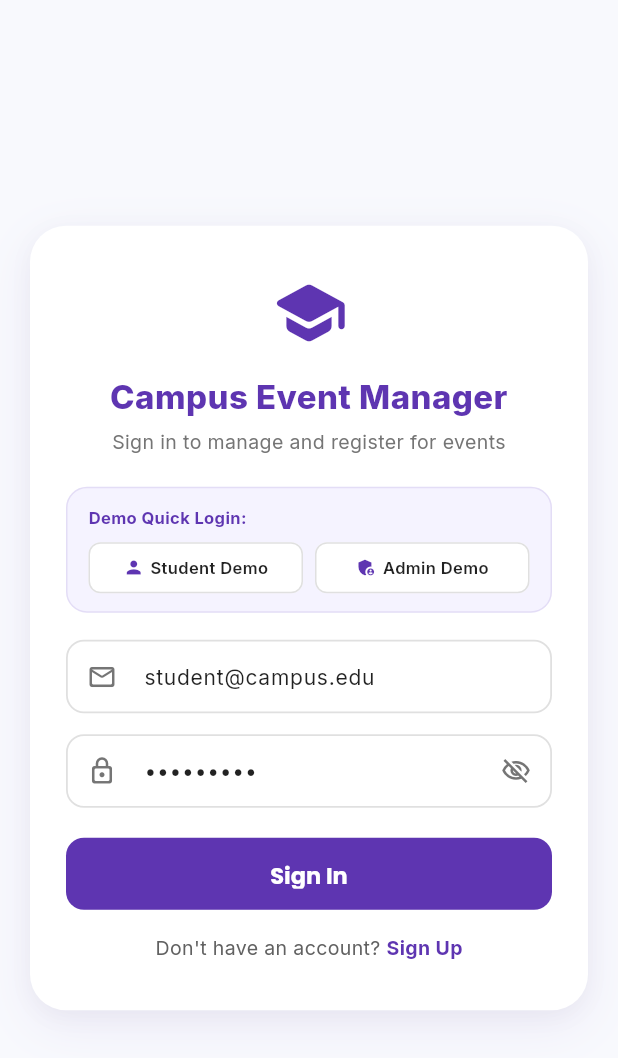
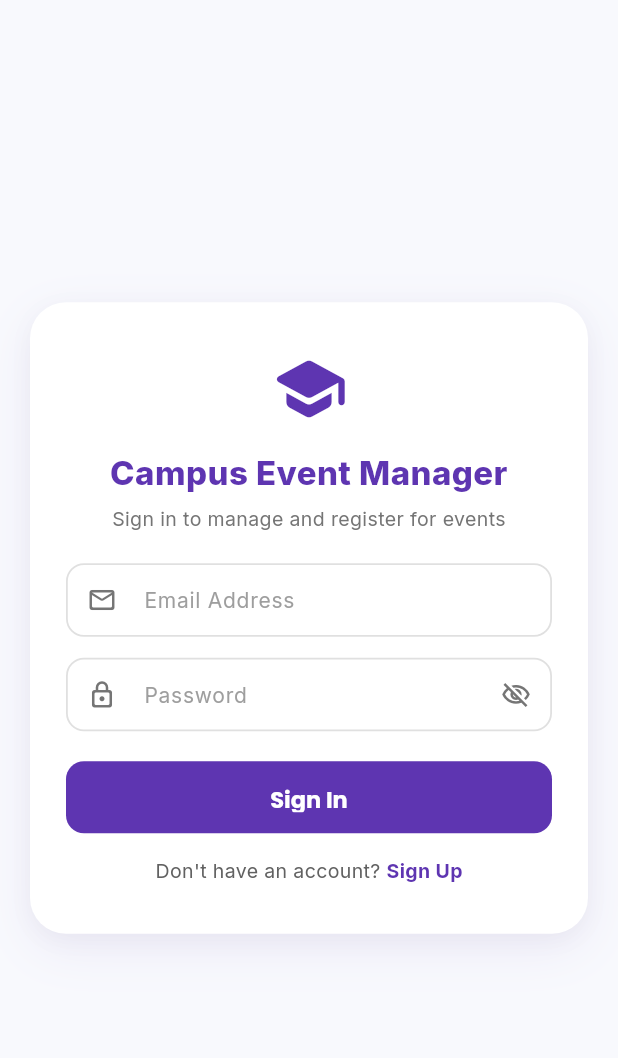
Before and after one commit to govindsharma2006-tech/campus-event-manager, a Flutter app: the screen it shows after launch, on a phone screen of 412 x 824 dp. Shown: the top 1058 px of the screen. Run offline on Flutter 3.47's test engine with Material 3 defaults, Android fonts, the phone set to English and light mode, and no system bars; our stand-ins replace fl_chart, google_fonts, qr_flutter, shared_preferences; accounts and stored records are empty.

Commit message:
fix: proper authentication - signup required before signin, remove demo login, SHA-256 password hashing, duplicate email check, confirm password field

```diff
--- a/lib/screens/auth_screen.dart
+++ b/lib/screens/auth_screen.dart
@@ -17,17 +17,18 @@ class _AuthScreenState extends State<AuthScreen> {
 
   // Controllers
   final _formKey = GlobalKey<FormState>();
-  final _emailController = TextEditingController(text: 'student@campus.edu');
-  final _passwordController = TextEditingController(text: 'campus123');
+  final _emailController = TextEditingController();
+  final _passwordController = TextEditingController();
+  final _confirmPasswordController = TextEditingController();
   final _nameController = TextEditingController();
   final _rollController = TextEditingController();
 
   bool _obscurePassword = true;
+  bool _obscureConfirmPassword = true;
   String _selectedRole = 'student'; // 'student' or 'coordinator'
 
   // Primary Theme Purple from screenshot
   static const Color _primaryPurple = Color(0xFF5E35B1); // Deep Purple
-  static const Color _lightPurpleBg = Color(0xFFF5F3FF); // Lavender light bg
 
   @override
   void initState() {
@@ -39,6 +40,7 @@ class _AuthScreenState extends State<AuthScreen> {
   void dispose() {
     _emailController.dispose();
     _passwordController.dispose();
+    _confirmPasswordController.dispose();
     _nameController.dispose();
     _rollController.dispose();
     super.dispose();
@@ -50,10 +52,16 @@ class _AuthScreenState extends State<AuthScreen> {
     final auth = Provider.of<AuthProvider>(context, listen: false);
 
     if (_isSignUp) {
+      // Check confirm password match
+      if (_passwordController.text != _confirmPasswordController.text) {
+        _showError('Passwords do not match.');
+        return;
+      }
+
       final success = await auth.register(
         name: _nameController.text.trim(),
         email: _emailController.text.trim(),
-        rollNo: _rollController.text.trim().isEmpty ? '23CSB1042' : _rollController.text.trim(),
+        rollNo: _rollController.text.trim(),
         department: 'Computer Science & Engineering',
         semester: '6th Semester',
         phone: '+91 98765 43210',
@@ -63,6 +71,7 @@ class _AuthScreenState extends State<AuthScreen> {
 
       if (!mounted) return;
       if (success) {
+        _showSuccess('Account created successfully! Welcome!');
         Navigator.pushReplacement(
           context,
           MaterialPageRoute(builder: (_) => const MainNavScreen()),
@@ -88,26 +97,38 @@ class _AuthScreenState extends State<AuthScreen> {
     }
   }
 
-  void _handleQuickDemo(bool isCoordinator) async {
-    final auth = Provider.of<AuthProvider>(context, listen: false);
-    if (isCoordinator) {
-      await auth.demoLoginAsCoordinator();
-    } else {
-      await auth.demoLoginAsStudent();
-    }
-    if (!mounted) return;
-    Navigator.pushReplacement(
-      context,
-      MaterialPageRoute(builder: (_) => const MainNavScreen()),
+  void _showError(String message) {
+    ScaffoldMessenger.of(context).showSnackBar(
+      SnackBar(
+        content: Row(
+          children: [
+            const Icon(Icons.error_outline, color: Colors.white, size: 20),
+            const SizedBox(width: 8),
+            Expanded(child: Text(message)),
+          ],
+        ),
+        backgroundColor: Colors.red.shade700,
+        behavior: SnackBarBehavior.floating,
+        shape: RoundedRectangleBorder(borderRadius: BorderRadius.circular(10)),
+        margin: const EdgeInsets.all(16),
+      ),
     );
   }
 
-  void _showError(String message) {
+  void _showSuccess(String message) {
     ScaffoldMessenger.of(context).showSnackBar(
       SnackBar(
-        content: Text(message),
-        backgroundColor: Colors.red.shade700,
+        content: Row(
+          children: [
+            const Icon(Icons.check_circle_outline, color: Colors.white, size: 20),
+            const SizedBox(width: 8),
+            Expanded(child: Text(message)),
+          ],
+        ),
+        backgroundColor: Colors.green.shade700,
         behavior: SnackBarBehavior.floating,
+        shape: RoundedRectangleBorder(borderRadius: BorderRadius.circular(10)),
+        margin: const EdgeInsets.all(16),
       ),
     );
   }
@@ -181,103 +202,6 @@ class _AuthScreenState extends State<AuthScreen> {
                       ),
                       const SizedBox(height: 20),
 
-                      // Demo Quick Login Box (From Screenshot)
-                      if (!_isSignUp) ...[
-                        Container(
-                          width: double.infinity,
-                          padding: const EdgeInsets.symmetric(horizontal: 14, vertical: 12),
-                          decoration: BoxDecoration(
-                            color: _lightPurpleBg,
-                            borderRadius: BorderRadius.circular(14),
-                            border: Border.all(color: _primaryPurple.withAlpha(30)),
-                          ),
-                          child: Column(
-                            crossAxisAlignment: CrossAxisAlignment.start,
-                            children: [
-                              const Text(
-                                'Demo Quick Login:',
-                                style: TextStyle(
-                                  fontSize: 11,
-                                  fontWeight: FontWeight.bold,
-                                  color: _primaryPurple,
-                                ),
-                              ),
-                              const SizedBox(height: 8),
-                              Row(
-                                children: [
-                                  Expanded(
-                                    child: Material(
-                                      color: Colors.white,
-                                      borderRadius: BorderRadius.circular(8),
-                                      child: InkWell(
-                                        borderRadius: BorderRadius.circular(8),
-                                        onTap: () => _handleQuickDemo(false),
-                                        child: Container(
-                                          padding: const EdgeInsets.symmetric(vertical: 8),
-                                          decoration: BoxDecoration(
-                                            borderRadius: BorderRadius.circular(8),
-                                            border: Border.all(color: Colors.grey.shade300),
-                                          ),
-                                          child: Row(
-                                            mainAxisAlignment: MainAxisAlignment.center,
-                                            children: const [
-                                              Icon(Icons.person, size: 14, color: _primaryPurple),
-                                              SizedBox(width: 4),
-                                              Text(
-                                                'Student Demo',
-                                                style: TextStyle(
-                                                  fontSize: 11,
-                                                  fontWeight: FontWeight.w600,
-                                                  color: Colors.black87,
-                                                ),
-                                              ),
-                                            ],
-                                          ),
-                                        ),
-                                      ),
-                                    ),
-                                  ),
-                                  const SizedBox(width: 8),
-                                  Expanded(
-                                    child: Material(
-                                      color: Colors.white,
-                                      borderRadius: BorderRadius.circular(8),
-                                      child: InkWell(
-                                        borderRadius: BorderRadius.circular(8),
-                                        onTap: () => _handleQuickDemo(true),
-                                        child: Container(
-                                          padding: const EdgeInsets.symmetric(vertical: 8),
-                                          decoration: BoxDecoration(
-                                            borderRadius: BorderRadius.circular(8),
-                                            border: Border.all(color: Colors.grey.shade300),
-                                          ),
-                                          child: Row(
-                                            mainAxisAlignment: MainAxisAlignment.center,
-                                            children: const [
-                                              Icon(Icons.admin_panel_settings, size: 14, color: _primaryPurple),
-                                              SizedBox(width: 4),
-                                              Text(
-                                                'Admin Demo',
-                                                style: TextStyle(
-                                                  fontSize: 11,
-                                                  fontWeight: FontWeight.w600,
-                                                  color: Colors.black87,
-                                                ),
-                                              ),
-                                            ],
-                                          ),
-                                        ),
-                                      ),
-                                    ),
-                                  ),
-                                ],
-                              ),
-                            ],
-                          ),
-                        ),
-                        const SizedBox(height: 18),
-                      ],
-
                       // Sign Up extra fields
                       if (_isSignUp) ...[
                         _buildInputField(
@@ -336,7 +260,9 @@ class _AuthScreenState extends State<AuthScreen> {
                         keyboardType: TextInputType.emailAddress,
                         validator: (v) {
                           if (v == null || v.trim().isEmpty) return 'Please enter your email';
-                          if (!v.contains('@')) return 'Enter a valid email address';
+                          if (!RegExp(r'^[a-zA-Z0-9._%+-]+@[a-zA-Z0-9.-]+\.[a-zA-Z]{2,}$').hasMatch(v.trim())) {
+                            return 'Enter a valid email address';
+                          }
                           return null;
                         },
                       ),
@@ -361,6 +287,30 @@ class _AuthScreenState extends State<AuthScreen> {
                           return null;
                         },
                       ),
+
+                      // Confirm Password Field (only for Sign Up)
+                      if (_isSignUp) ...[
+                        const SizedBox(height: 14),
+                        _buildInputField(
+                          controller: _confirmPasswordController,
+                          hintText: 'Confirm Password',
+                          prefixIcon: Icons.lock_outline_rounded,
+                          obscureText: _obscureConfirmPassword,
+                          suffixIcon: IconButton(
+                            icon: Icon(
+                              _obscureConfirmPassword ? Icons.visibility_off_outlined : Icons.visibility_outlined,
+                              size: 20,
+                              color: Colors.grey.shade600,
+                            ),
+                            onPressed: () => setState(() => _obscureConfirmPassword = !_obscureConfirmPassword),
+                          ),
+                          validator: (v) {
+                            if (v == null || v.isEmpty) return 'Please confirm your password';
+                            if (v != _passwordController.text) return 'Passwords do not match';
+                            return null;
+                          },
+                        ),
+                      ],
                       const SizedBox(height: 20),
 
                       // Sign In / Sign Up Purple Button
@@ -414,6 +364,9 @@ class _AuthScreenState extends State<AuthScreen> {
                               setState(() {
                                 _isSignUp = !_isSignUp;
                                 _formKey.currentState?.reset();
+                                // Clear fields when switching
+                                _passwordController.clear();
+                                _confirmPasswordController.clear();
                               });
                             },
                             child: Text(
--- a/lib/services/storage_service.dart
+++ b/lib/services/storage_service.dart
@@ -1,4 +1,5 @@
 import 'dart:convert';
+import 'package:crypto/crypto.dart';
 import 'package:shared_preferences/shared_preferences.dart';
 import '../models/event_model.dart';
 import '../models/registration_model.dart';
@@ -12,6 +13,7 @@ class StorageService {
   static const String _keyCustomEvents = 'campus_custom_events';
   static const String _keyRegistrations = 'campus_user_registrations';
   static const String _keyBookmarks = 'campus_bookmarks';
+  static const String _keyRegisteredUsers = 'campus_registered_users';
 
   final SharedPreferences _prefs;
 
@@ -20,6 +22,72 @@ class StorageService {
   static Future<StorageService> init() async {
     final prefs = await SharedPreferences.getInstance();
     return StorageService(prefs);
+  }
+
+  // --- Password Hashing ---
+  String _hashPassword(String password) {
+    final bytes = utf8.encode(password);
+    return sha256.convert(bytes).toString();
+  }
+
+  // --- Registered Users Database ---
+  /// Returns map of email -> { userData, passwordHash }
+  Map<String, dynamic> _getRegisteredUsersMap() {
+    final usersJson = _prefs.getString(_keyRegisteredUsers);
+    if (usersJson == null) return {};
+    try {
+      return Map<String, dynamic>.from(json.decode(usersJson));
+    } catch (e) {
+      return {};
+    }
+  }
+
+  Future<void> _saveRegisteredUsersMap(Map<String, dynamic> usersMap) async {
+    await _prefs.setString(_keyRegisteredUsers, json.encode(usersMap));
+  }
+
+  /// Check if a user with this email is already registered
+  bool isEmailRegistered(String email) {
+    final users = _getRegisteredUsersMap();
+    return users.containsKey(email.toLowerCase().trim());
+  }
+
+  /// Register a new user with email & hashed password
+  Future<bool> registerUser(UserModel user, String password) async {
+    final users = _getRegisteredUsersMap();
+    final emailKey = user.email.toLowerCase().trim();
+
+    if (users.containsKey(emailKey)) {
+      return false; // Already registered
+    }
+
+    users[emailKey] = {
+      'userData': user.toMap(),
+      'passwordHash': _hashPassword(password),
+    };
+
+    await _saveRegisteredUsersMap(users);
+    return true;
+  }
+
+  /// Verify login credentials — returns the UserModel if valid, null if invalid
+  UserModel? verifyLogin(String email, String password) {
+    final users = _getRegisteredUsersMap();
+    final emailKey = email.toLowerCase().trim();
+
+    if (!users.containsKey(emailKey)) {
+      return null; // Not registered
+    }
+
+    final entry = Map<String, dynamic>.from(users[emailKey]);
+    final storedHash = entry['passwordHash'] as String;
+    final inputHash = _hashPassword(password);
+
+    if (storedHash != inputHash) {
+      return null; // Wrong password
+    }
+
+    return UserModel.fromMap(Map<String, dynamic>.from(entry['userData']));
   }
 
   // --- Onboarding & Auth State ---
--- a/pubspec.yaml
+++ b/pubspec.yaml
@@ -42,6 +42,7 @@ dependencies:
   qr_flutter: ^4.1.0
   fl_chart: ^1.3.0
   uuid: ^4.6.0
+  crypto: ^3.0.6
 
 dev_dependencies:
   flutter_test:
```
Also changed, not shown: lib/providers/auth_provider.dart (+79 -54 lines), pubspec.lock.
